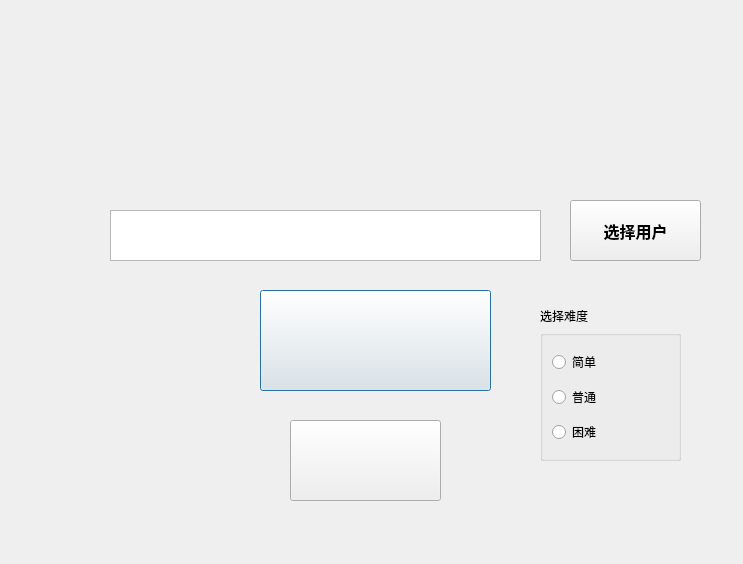
This is dialog_start.ui in WCIofQMandRA/Protect-the-Planet as Qt 5 draws it before an edit. The edited form follows.
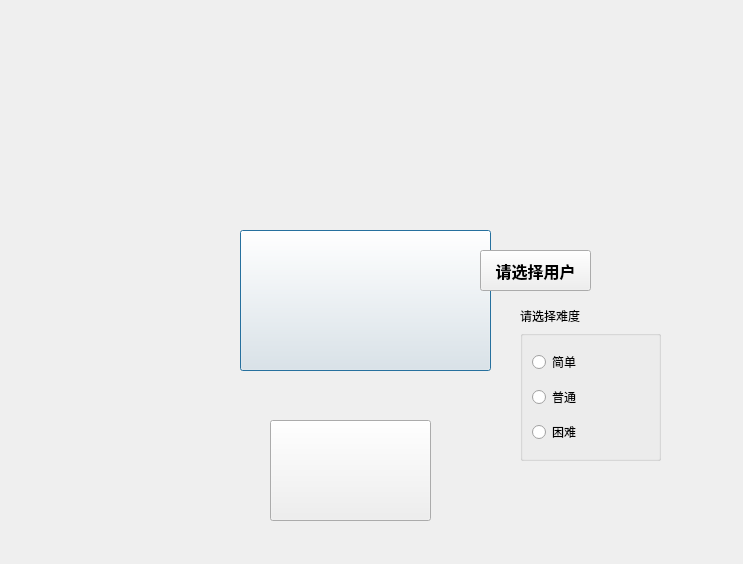
This is the edited form. Icons and pictures are not drawn.

Commit message: Update dialog_start

Patch:
```diff
--- a/dialog_start.ui
+++ b/dialog_start.ui
@@ -22,10 +22,10 @@
   <widget class="QPushButton" name="button_start">
    <property name="geometry">
     <rect>
-     <x>260</x>
-     <y>290</y>
-     <width>231</width>
-     <height>101</height>
+     <x>240</x>
+     <y>230</y>
+     <width>251</width>
+     <height>141</height>
     </rect>
    </property>
    <property name="font">
@@ -42,28 +42,13 @@
     <string/>
    </property>
   </widget>
-  <widget class="QPlainTextEdit" name="editor_player_name">
-   <property name="geometry">
-    <rect>
-     <x>110</x>
-     <y>210</y>
-     <width>431</width>
-     <height>51</height>
-    </rect>
-   </property>
-   <property name="font">
-    <font>
-     <pointsize>14</pointsize>
-    </font>
-   </property>
-  </widget>
   <widget class="QPushButton" name="button_exit">
    <property name="geometry">
     <rect>
-     <x>290</x>
+     <x>270</x>
      <y>420</y>
-     <width>151</width>
-     <height>81</height>
+     <width>161</width>
+     <height>101</height>
     </rect>
    </property>
    <property name="styleSheet">
@@ -76,7 +61,7 @@
   <widget class="QGroupBox" name="diffculty">
    <property name="geometry">
     <rect>
-     <x>540</x>
+     <x>520</x>
      <y>330</y>
      <width>141</width>
      <height>131</height>
@@ -111,8 +96,8 @@
     <rect>
      <x>160</x>
      <y>20</y>
-     <width>441</width>
-     <height>171</height>
+     <width>451</width>
+     <height>201</height>
     </rect>
    </property>
    <property name="text">
@@ -122,10 +107,10 @@
   <widget class="QPushButton" name="button_user">
    <property name="geometry">
     <rect>
-     <x>570</x>
-     <y>200</y>
-     <width>131</width>
-     <height>61</height>
+     <x>480</x>
+     <y>250</y>
+     <width>111</width>
+     <height>41</height>
     </rect>
    </property>
    <property name="font">
@@ -136,20 +121,33 @@
     </font>
    </property>
    <property name="text">
-    <string>选择用户</string>
+    <string>请选择用户</string>
    </property>
   </widget>
   <widget class="QLabel" name="label_dif">
    <property name="geometry">
     <rect>
-     <x>540</x>
+     <x>520</x>
      <y>300</y>
      <width>101</width>
      <height>31</height>
     </rect>
    </property>
    <property name="text">
-    <string>选择难度</string>
+    <string>请选择难度</string>
+   </property>
+  </widget>
+  <widget class="QLabel" name="chosed_name">
+   <property name="geometry">
+    <rect>
+     <x>590</x>
+     <y>250</y>
+     <width>111</width>
+     <height>41</height>
+    </rect>
+   </property>
+   <property name="text">
+    <string> </string>
    </property>
   </widget>
  </widget>
```
The commit also changes 5 other files.
